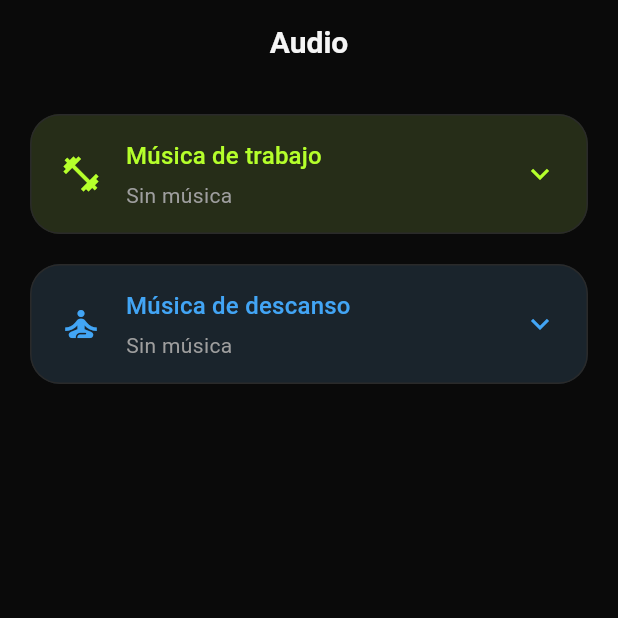
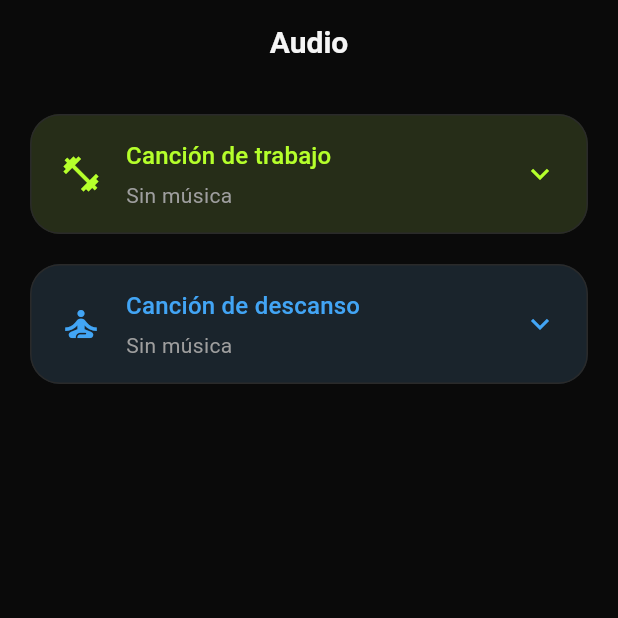
Before and after one commit to Daryhen-Dev/flutter_crono, a Flutter app: the AudioSettingsScreen screen opened by its route, on a phone screen of 412 x 824 dp, the top half of it. Run offline on Flutter 3.47's test engine with Material 3 defaults, Android fonts, the phone set to English and light mode, and no system bars; our stand-ins replace audioplayers, go_router, shared_preferences; accounts and stored records are empty.

Commit message:
feat: separar carpetas audio work/rest, fix audio simultáneo
- Renombrar assets/audio/music/ → assets/audio/work/
- Crear assets/audio/rest/ con canciones de descanso
- Selector de trabajo muestra canciones de work/, descanso de rest/
- Fix reproducción simultánea: AudioContext con AndroidAudioFocus.none
  permite que beep suene sobre la música sin pausarla
- Ducking: baja volumen música a 25% durante beeps, restaura después
- Long beep suena 1s antes de la transición de fase para escucharse completo

Co-Authored-By: Claude Opus 4.6 <noreply@anthropic.com>

```diff
--- a/lib/screens/audio/audio_settings_screen.dart
+++ b/lib/screens/audio/audio_settings_screen.dart
@@ -14,12 +14,13 @@ class AudioSettingsScreen extends StatefulWidget {
 class _AudioSettingsScreenState extends State<AudioSettingsScreen> {
   int? _expandedIndex;
 
-  static const _musicFiles = [
-    'soundoffreedom-808-beat-486241.mp3',
-    'the_mountain-sports-rock-rock-background-449412.mp3',
-    'u_fqkekalnfb-break-the-apex-476114.mp3',
-    'vibehorn-cozy-lofi-relax-468509.mp3',
+  static const _workFiles = [
+    'work/soundoffreedom-808-beat-486241.mp3',
+    'work/the_mountain-sports-rock-rock-background-449412.mp3',
+    'work/u_fqkekalnfb-break-the-apex-476114.mp3',
   ];
+
+  static const _restFiles = ['rest/vibehorn-cozy-lofi-relax-468509.mp3'];
 
   void _toggle(int index) {
     setState(() {
@@ -27,8 +28,9 @@ class _AudioSettingsScreenState extends State<AudioSettingsScreen> {
     });
   }
 
-  String _displayName(String filename) {
-    // Remove extension, replace hyphens/underscores with spaces, capitalize first letter
+  String _displayName(String path) {
+    // Strip folder prefix, remove extension, humanize
+    final filename = path.contains('/') ? path.split('/').last : path;
     final name = filename
         .replaceAll(RegExp(r'\.[^.]+$'), '')
         .replaceAll(RegExp(r'[-_]'), ' ')
@@ -49,7 +51,7 @@ class _AudioSettingsScreenState extends State<AudioSettingsScreen> {
         padding: const EdgeInsets.all(16),
         children: [
           _AudioCard(
-            label: 'Música de trabajo',
+            label: 'Canción de trabajo',
             value: settings.workMusic != null
                 ? _displayName(settings.workMusic!)
                 : 'Sin música',
@@ -58,12 +60,12 @@ class _AudioSettingsScreenState extends State<AudioSettingsScreen> {
             isExpanded: _expandedIndex == 0,
             onTap: () => _toggle(0),
             child: _MusicSelector(
-              files: _musicFiles,
+              files: _workFiles,
               selected: settings.workMusic,
               onSelected: (file) {
                 provider.setWorkMusic(file);
                 if (file != null) {
-                  AudioService.instance.playPreview('audio/music/$file');
+                  AudioService.instance.playPreview('audio/$file');
                 }
               },
               displayName: _displayName,
@@ -71,7 +73,7 @@ class _AudioSettingsScreenState extends State<AudioSettingsScreen> {
           ),
           const SizedBox(height: 12),
           _AudioCard(
-            label: 'Música de descanso',
+            label: 'Canción de descanso',
             value: settings.restMusic != null
                 ? _displayName(settings.restMusic!)
                 : 'Sin música',
@@ -80,12 +82,12 @@ class _AudioSettingsScreenState extends State<AudioSettingsScreen> {
             isExpanded: _expandedIndex == 1,
             onTap: () => _toggle(1),
             child: _MusicSelector(
-              files: _musicFiles,
+              files: _restFiles,
               selected: settings.restMusic,
               onSelected: (file) {
                 provider.setRestMusic(file);
                 if (file != null) {
-                  AudioService.instance.playPreview('audio/music/$file');
+                  AudioService.instance.playPreview('audio/$file');
                 }
               },
               displayName: _displayName,
@@ -126,11 +128,8 @@ class _AudioCard extends StatelessWidget {
           InkWell(
             onTap: onTap,
             child: Container(
-              padding:
-                  const EdgeInsets.symmetric(horizontal: 20, vertical: 16),
-              decoration: BoxDecoration(
-                color: color.withValues(alpha: 0.1),
-              ),
+              padding: const EdgeInsets.symmetric(horizontal: 20, vertical: 16),
+              decoration: BoxDecoration(color: color.withValues(alpha: 0.1)),
               child: Row(
                 children: [
                   Icon(icon, color: color, size: 28),
@@ -141,9 +140,7 @@ class _AudioCard extends StatelessWidget {
                       children: [
                         Text(
                           label,
-                          style: Theme.of(context)
-                              .textTheme
-                              .titleMedium
+                          style: Theme.of(context).textTheme.titleMedium
                               ?.copyWith(fontSize: 16, color: color),
                         ),
                         const SizedBox(height: 4),
@@ -203,11 +200,13 @@ class _MusicSelector extends StatelessWidget {
           isSelected: selected == null,
           onTap: () => onSelected(null),
         ),
-        ...files.map((file) => _OptionTile(
-              label: displayName(file),
-              isSelected: selected == file,
-              onTap: () => onSelected(file),
-            )),
+        ...files.map(
+          (file) => _OptionTile(
+            label: displayName(file),
+            isSelected: selected == file,
+            onTap: () => onSelected(file),
+          ),
+        ),
       ],
     );
   }
--- a/pubspec.yaml
+++ b/pubspec.yaml
@@ -62,7 +62,8 @@ flutter:
   uses-material-design: true
 
   assets:
-    - assets/audio/music/
+    - assets/audio/work/
+    - assets/audio/rest/
     - assets/audio/tones/
 
   # An image asset can refer to one or more resolution-specific "variants", see
```
Also changed, not shown: lib/providers/timer_provider.dart (+8 -8 lines), lib/services/audio_service.dart (+42 -21 lines), 7 other files.
